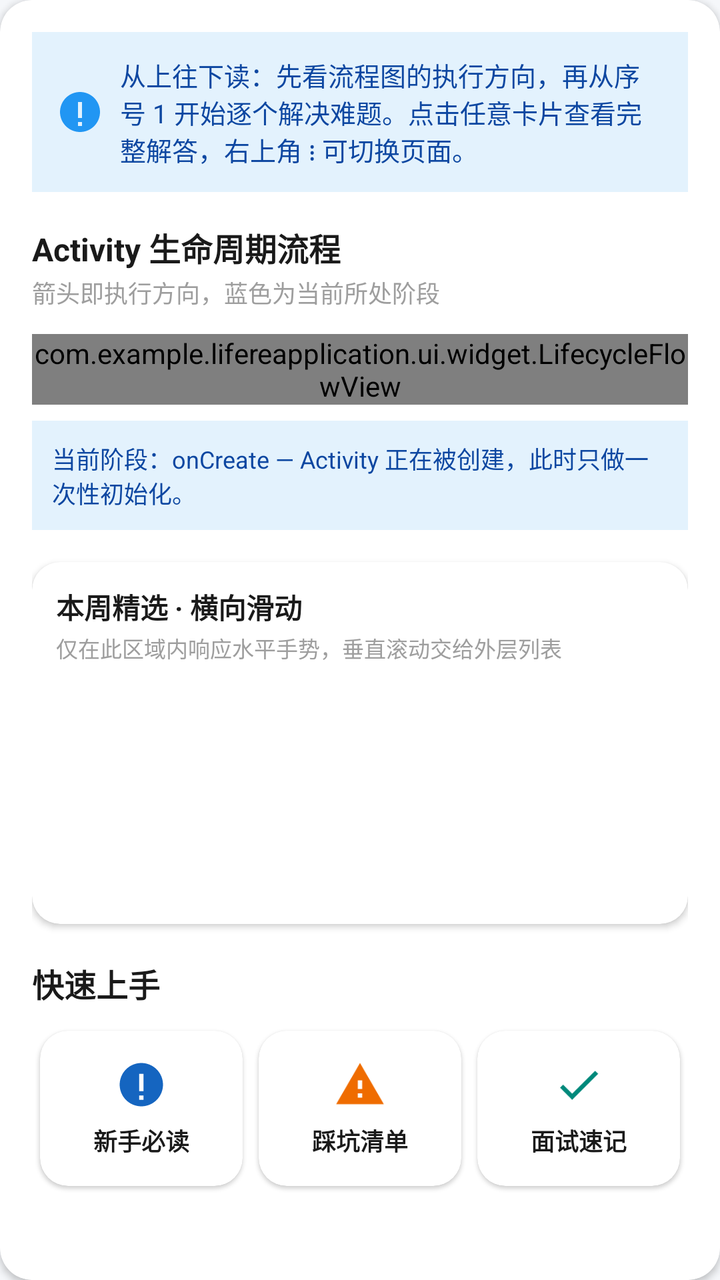
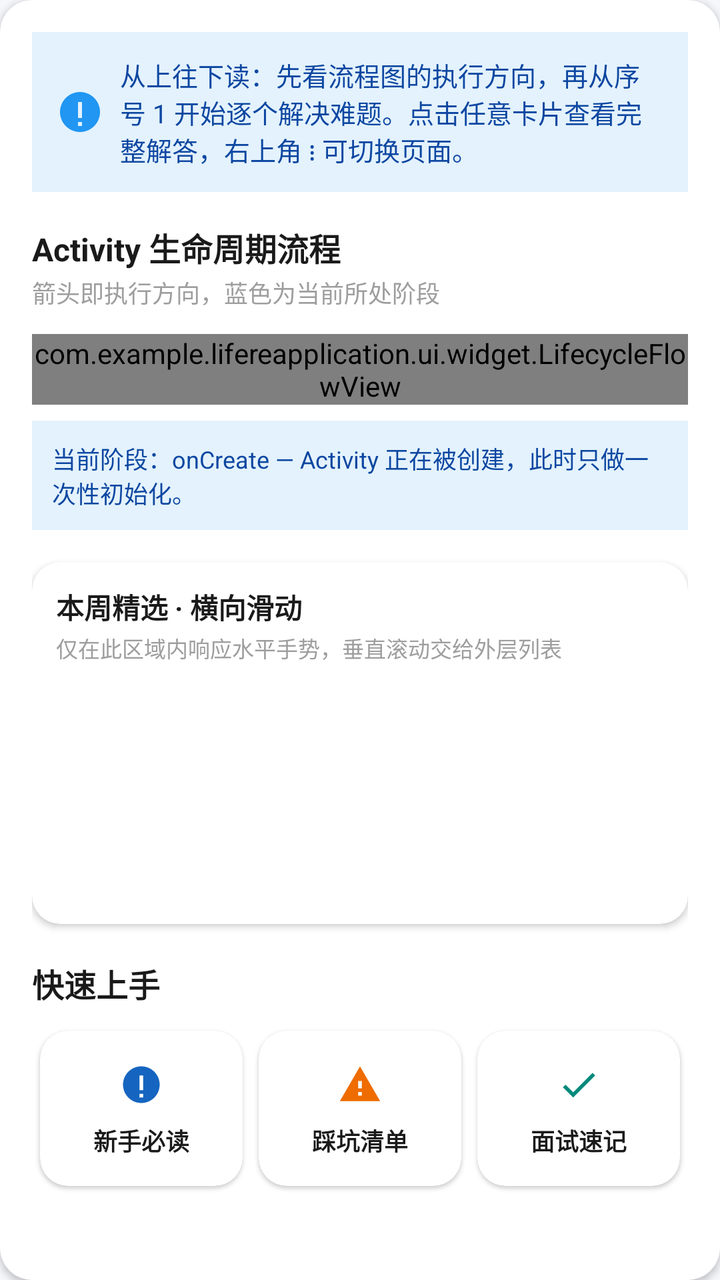

Compare the two renders of this Android layout. The source of the first and the diff that turns it into the second are given below.
<!-- AndroidManifest.xml: application theme Theme.LifeReApplication -->
<!-- res/layout/item_home_header.xml -->
<?xml version="1.0" encoding="utf-8"?>
<androidx.cardview.widget.CardView xmlns:android="http://schemas.android.com/apk/res/android"
    xmlns:app="http://schemas.android.com/apk/res-auto"
    android:layout_width="match_parent"
    android:layout_height="wrap_content"
    android:layout_marginStart="12dp"
    android:layout_marginTop="8dp"
    android:layout_marginEnd="12dp"
    android:layout_marginBottom="4dp"
    app:cardCornerRadius="16dp"
    app:cardElevation="2dp">

    <LinearLayout
        android:layout_width="match_parent"
        android:layout_height="wrap_content"
        android:orientation="vertical"
        android:padding="16dp">

        
        <TextView
            android:id="@+id/textGuide"
            android:layout_width="match_parent"
            android:layout_height="wrap_content"
            android:background="@color/bg_chip"
            android:drawableStart="@drawable/ic_info"
            android:drawablePadding="8dp"
            android:gravity="center_vertical"
            android:padding="12dp"
            android:text="@string/home_guide"
            android:textColor="@color/brand_primary_dark"
            android:textSize="13sp" />

        <TextView
            android:layout_width="match_parent"
            android:layout_height="wrap_content"
            android:layout_marginTop="16dp"
            android:text="Activity 生命周期流程"
            android:textColor="@color/text_primary"
            android:textSize="16sp"
            android:textStyle="bold" />

        <TextView
            android:layout_width="match_parent"
            android:layout_height="wrap_content"
            android:layout_marginTop="2dp"
            android:text="箭头即执行方向，蓝色为当前所处阶段"
            android:textColor="@color/text_hint"
            android:textSize="12sp" />

        <com.example.lifereapplication.ui.widget.LifecycleFlowView
            android:id="@+id/lifecycleFlow"
            android:layout_width="match_parent"
            android:layout_height="wrap_content"
            android:layout_marginTop="12dp" />

        <TextView
            android:id="@+id/textFlowHint"
            android:layout_width="match_parent"
            android:layout_height="wrap_content"
            android:layout_marginTop="8dp"
            android:background="@color/bg_chip"
            android:padding="10dp"
            android:text="@string/flow_hint_current"
            android:textColor="@color/brand_primary_dark"
            android:textSize="12sp" />

        
        <include
            android:id="@+id/includeBanner"
            layout="@layout/item_banner_section"
            android:layout_width="match_parent"
            android:layout_height="wrap_content"
            android:layout_marginTop="16dp" />


        
        <TextView
            android:layout_width="match_parent"
            android:layout_height="wrap_content"
            android:layout_marginTop="18dp"
            android:text="快速上手"
            android:textColor="@color/text_primary"
            android:textSize="16sp"
            android:textStyle="bold" />

        <LinearLayout
            android:layout_width="match_parent"
            android:layout_height="wrap_content"
            android:layout_marginTop="8dp"
            android:orientation="horizontal">

            <androidx.cardview.widget.CardView
                android:id="@+id/cardFirst"
                android:layout_width="0dp"
                android:layout_height="wrap_content"
                android:layout_margin="4dp"
                android:layout_weight="1"
                android:clickable="true"
                android:focusable="true"
                android:foreground="?android:attr/selectableItemBackground"
                app:cardCornerRadius="14dp"
                app:cardElevation="1dp">

                <LinearLayout
                    android:layout_width="match_parent"
                    android:layout_height="wrap_content"
                    android:gravity="center"
                    android:orientation="vertical"
                    android:padding="14dp">

                    <ImageView
                        android:layout_width="26dp"
                        android:layout_height="26dp"
                        android:src="@drawable/ic_info"
                        app:tint="@color/brand_primary" />

                    <TextView
                        android:layout_width="wrap_content"
                        android:layout_height="wrap_content"
                        android:layout_marginTop="6dp"
                        android:text="新手必读"
                        android:textColor="@color/text_primary"
                        android:textSize="12sp"
                        android:textStyle="bold" />

                </LinearLayout>

            </androidx.cardview.widget.CardView>

            <androidx.cardview.widget.CardView
                android:id="@+id/cardSecond"
                android:layout_width="0dp"
                android:layout_height="wrap_content"
                android:layout_margin="4dp"
                android:layout_weight="1"
                android:clickable="true"
                android:focusable="true"
                android:foreground="?android:attr/selectableItemBackground"
                app:cardCornerRadius="14dp"
                app:cardElevation="1dp">

                <LinearLayout
                    android:layout_width="match_parent"
                    android:layout_height="wrap_content"
                    android:gravity="center"
                    android:orientation="vertical"
                    android:padding="14dp">

                    <ImageView
                        android:layout_width="26dp"
                        android:layout_height="26dp"
                        android:src="@drawable/ic_warning"
                        app:tint="@color/brand_warn" />

                    <TextView
                        android:layout_width="wrap_content"
                        android:layout_height="wrap_content"
                        android:layout_marginTop="6dp"
                        android:text="踩坑清单"
                        android:textColor="@color/text_primary"
                        android:textSize="12sp"
                        android:textStyle="bold" />

                </LinearLayout>

            </androidx.cardview.widget.CardView>

            <androidx.cardview.widget.CardView
                android:id="@+id/cardThird"
                android:layout_width="0dp"
                android:layout_height="wrap_content"
                android:layout_margin="4dp"
                android:layout_weight="1"
                android:clickable="true"
                android:focusable="true"
                android:foreground="?android:attr/selectableItemBackground"
                app:cardCornerRadius="14dp"
                app:cardElevation="1dp">

                <LinearLayout
                    android:layout_width="match_parent"
                    android:layout_height="wrap_content"
                    android:gravity="center"
                    android:orientation="vertical"
                    android:padding="14dp">

                    <ImageView
                        android:layout_width="26dp"
                        android:layout_height="26dp"
                        android:src="@drawable/ic_success"
                        app:tint="@color/brand_accent" />

                    <TextView
                        android:layout_width="wrap_content"
                        android:layout_height="wrap_content"
                        android:layout_marginTop="6dp"
                        android:text="面试速记"
                        android:textColor="@color/text_primary"
                        android:textSize="12sp"
                        android:textStyle="bold" />

                </LinearLayout>

            </androidx.cardview.widget.CardView>

        </LinearLayout>

    </LinearLayout>

</androidx.cardview.widget.CardView>
<!-- res/layout/item_banner_section.xml (included above) -->
<?xml version="1.0" encoding="utf-8"?>
<androidx.cardview.widget.CardView xmlns:android="http://schemas.android.com/apk/res/android"
    xmlns:app="http://schemas.android.com/apk/res-auto"
    android:layout_width="match_parent"
    android:layout_height="wrap_content"
    android:layout_marginStart="12dp"
    android:layout_marginTop="12dp"
    android:layout_marginEnd="12dp"
    android:layout_marginBottom="4dp"
    app:cardCornerRadius="14dp"
    app:cardElevation="2dp">

    <LinearLayout
        android:layout_width="match_parent"
        android:layout_height="wrap_content"
        android:orientation="vertical"
        android:padding="12dp">

        <TextView
            android:layout_width="wrap_content"
            android:layout_height="wrap_content"
            android:text="本周精选 · 横向滑动"
            android:textColor="@color/text_primary"
            android:textSize="14sp"
            android:textStyle="bold" />

        <TextView
            android:layout_width="match_parent"
            android:layout_height="wrap_content"
            android:layout_marginTop="2dp"
            android:text="仅在此区域内响应水平手势，垂直滚动交给外层列表"
            android:textColor="@color/text_hint"
            android:textSize="11sp" />

        
        <androidx.recyclerview.widget.RecyclerView
            android:id="@+id/rvBanner"
            android:layout_width="match_parent"
            android:layout_height="108dp"
            android:layout_marginTop="10dp"
            android:clipToPadding="false"
            android:orientation="horizontal"
            android:overScrollMode="always"
            android:paddingHorizontal="4dp" />

    </LinearLayout>

</androidx.cardview.widget.CardView>
<!-- resources referenced by this layout -->
<resources>
  <color name="bg_chip">#E3F2FD</color>
  <color name="brand_accent">#00897B</color>
  <color name="brand_primary">#1565C0</color>
  <color name="brand_primary_dark">#0D47A1</color>
  <color name="brand_warn">#EF6C00</color>
  <color name="text_hint">#9E9E9E</color>
  <color name="text_primary">#1A1A1A</color>
  <!-- drawable ic_success (drawable) -->
  <?xml version="1.0" encoding="utf-8"?>
  <vector xmlns:android="http://schemas.android.com/apk/res/android"
      android:width="24dp"
      android:height="24dp"
      android:viewportWidth="24"
      android:viewportHeight="24"
      android:tint="#4CAF50">
      <path
          android:fillColor="@android:color/white"
          android:pathData="M9,16.17L4.83,12l-1.42,1.41L9,19 21,7l-1.41,-1.41z" />
  </vector>
  <!-- drawable ic_warning (drawable) -->
  <?xml version="1.0" encoding="utf-8"?>
  <vector xmlns:android="http://schemas.android.com/apk/res/android"
      android:width="24dp"
      android:height="24dp"
      android:viewportWidth="24"
      android:viewportHeight="24"
      android:tint="#FF9800">
      <path
          android:fillColor="@android:color/white"
          android:pathData="M1,21h22L12,2 1,21zM13,18h-2v-2h2v2zM13,14h-2v-4h2v4z" />
  </vector>
  <string name="flow_hint_current">当前阶段：onCreate — Activity 正在被创建，此时只做一次性初始化。</string>
  <string name="home_guide">从上往下读：先看流程图的执行方向，再从序号 1 开始逐个解决难题。点击任意卡片查看完整解答，右上角 ⋮ 可切换页面。</string>
  <style name="Theme.LifeReApplication" parent="Base.Theme.LifeReApplication" />
  <style name="Base.Theme.LifeReApplication" parent="Theme.LifeRe.Core" />
  <style name="Theme.LifeRe.Core" parent="Theme.Material3.DayNight.NoActionBar">
          <item name="colorPrimary">@color/brand_primary</item>
          <item name="android:statusBarColor">@color/brand_primary</item>
          <item name="android:navigationBarColor">@color/bg_page</item>
          <item name="android:windowBackground">@color/bg_page</item>
          
          <item name="android:windowLayoutInDisplayCutoutMode">shortEdges</item>
          
          <item name="android:scrollbarThumbVertical">@drawable/scrollbar_thumb</item>
          <item name="android:scrollbarSize">@dimen/scrollbar_size</item>
          <item name="android:scrollbarDefaultDelayBeforeFade">800</item>
          <item name="android:scrollbarFadeDuration">300</item>
      </style>
  <color name="bg_page">#F5F7FA</color>
  <!-- drawable scrollbar_thumb (drawable) -->
  <?xml version="1.0" encoding="utf-8"?>
  <shape xmlns:android="http://schemas.android.com/apk/res/android"
      android:shape="rectangle">
      <solid android:color="#4D1565C0" />
      <corners android:radius="99dp" />
  </shape>
  <dimen name="scrollbar_size">4dp</dimen>
  <!-- unchanged entries left out for length: 1 -->
</resources>

<!-- the commit's change to res/layout/item_home_header.xml (unified diff, before → after) -->
@@ -111,6 +111,9 @@
                     <ImageView
                         android:layout_width="26dp"
                         android:layout_height="26dp"
+                        android:background="@drawable/bg_icon_feedback"
+                        android:duplicateParentState="true"
+                        android:padding="2dp"
                         android:src="@drawable/ic_info"
                         app:tint="@color/brand_primary" />
 
@@ -149,6 +152,9 @@
                     <ImageView
                         android:layout_width="26dp"
                         android:layout_height="26dp"
+                        android:background="@drawable/bg_icon_feedback"
+                        android:duplicateParentState="true"
+                        android:padding="2dp"
                         android:src="@drawable/ic_warning"
                         app:tint="@color/brand_warn" />
 
@@ -187,6 +193,9 @@
                     <ImageView
                         android:layout_width="26dp"
                         android:layout_height="26dp"
+                        android:background="@drawable/bg_icon_feedback"
+                        android:duplicateParentState="true"
+                        android:padding="2dp"
                         android:src="@drawable/ic_success"
                         app:tint="@color/brand_accent" />
 
<!-- resource entries referenced after the edit -->
@@ -7,6 +7,25 @@
   <color name="brand_warn">#EF6C00</color>
   <color name="text_hint">#9E9E9E</color>
   <color name="text_primary">#1A1A1A</color>
+  <!-- drawable bg_icon_feedback (drawable) -->
+  <?xml version="1.0" encoding="utf-8"?>
+  <selector xmlns:android="http://schemas.android.com/apk/res/android">
+      <item android:state_pressed="true">
+          <shape android:shape="oval">
+              <solid android:color="#221565C0" />
+          </shape>
+      </item>
+      <item android:state_selected="true">
+          <shape android:shape="oval">
+              <solid android:color="#331565C0" />
+          </shape>
+      </item>
+      <item>
+          <shape android:shape="oval">
+              <solid android:color="@android:color/transparent" />
+          </shape>
+      </item>
+  </selector>
   <!-- drawable ic_success (drawable) -->
   <?xml version="1.0" encoding="utf-8"?>
   <vector xmlns:android="http://schemas.android.com/apk/res/android"
@@ -47,6 +66,8 @@
           <item name="android:scrollbarSize">@dimen/scrollbar_size</item>
           <item name="android:scrollbarDefaultDelayBeforeFade">800</item>
           <item name="android:scrollbarFadeDuration">300</item>
+          
+          <item name="popupMenuBackground">@drawable/bg_popup_menu</item>
       </style>
   <color name="bg_page">#F5F7FA</color>
   <!-- drawable scrollbar_thumb (drawable) -->
@@ -57,6 +78,19 @@
       <corners android:radius="99dp" />
   </shape>
   <dimen name="scrollbar_size">4dp</dimen>
+  <!-- drawable bg_popup_menu (drawable) -->
+  <?xml version="1.0" encoding="utf-8"?>
+  <shape xmlns:android="http://schemas.android.com/apk/res/android"
+      android:shape="rectangle">
+      <solid android:color="@color/bg_card" />
+      <corners android:radius="@dimen/radius_md" />
+      <stroke
+          android:width="1dp"
+          android:color="@color/divider" />
+  </shape>
+  <color name="bg_card">#FFFFFFFF</color>
+  <dimen name="radius_md">12dp</dimen>
+  <color name="divider">#E0E0E0</color>
   <!-- unchanged entries left out for length: 1 -->
 </resources>
 
